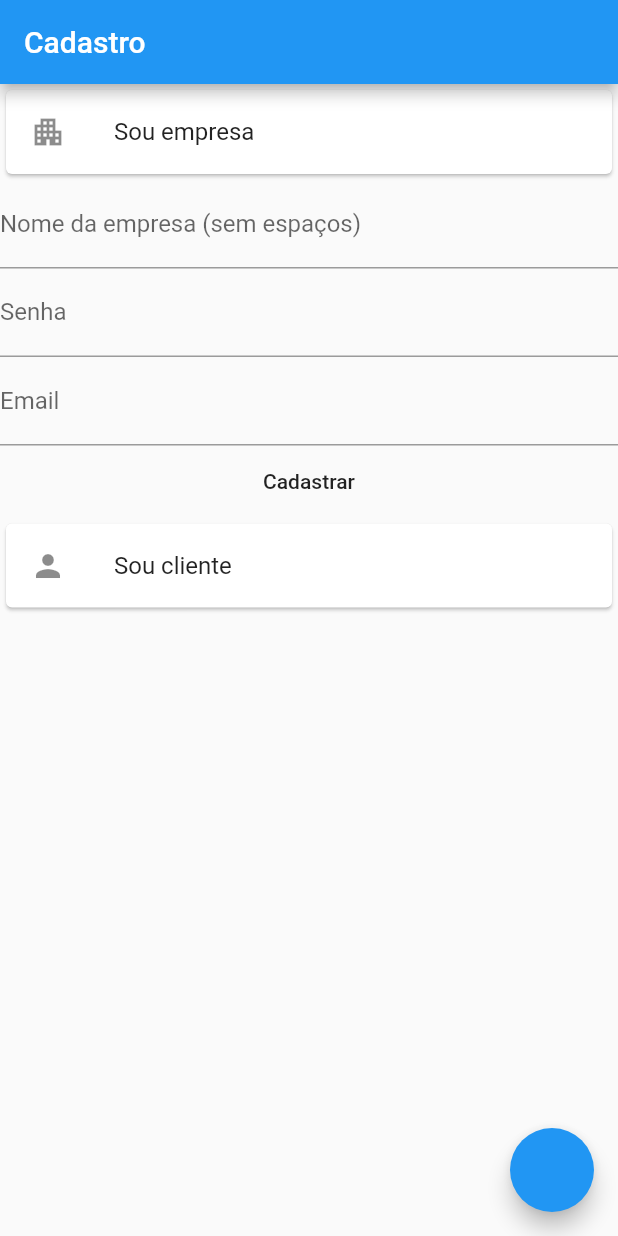
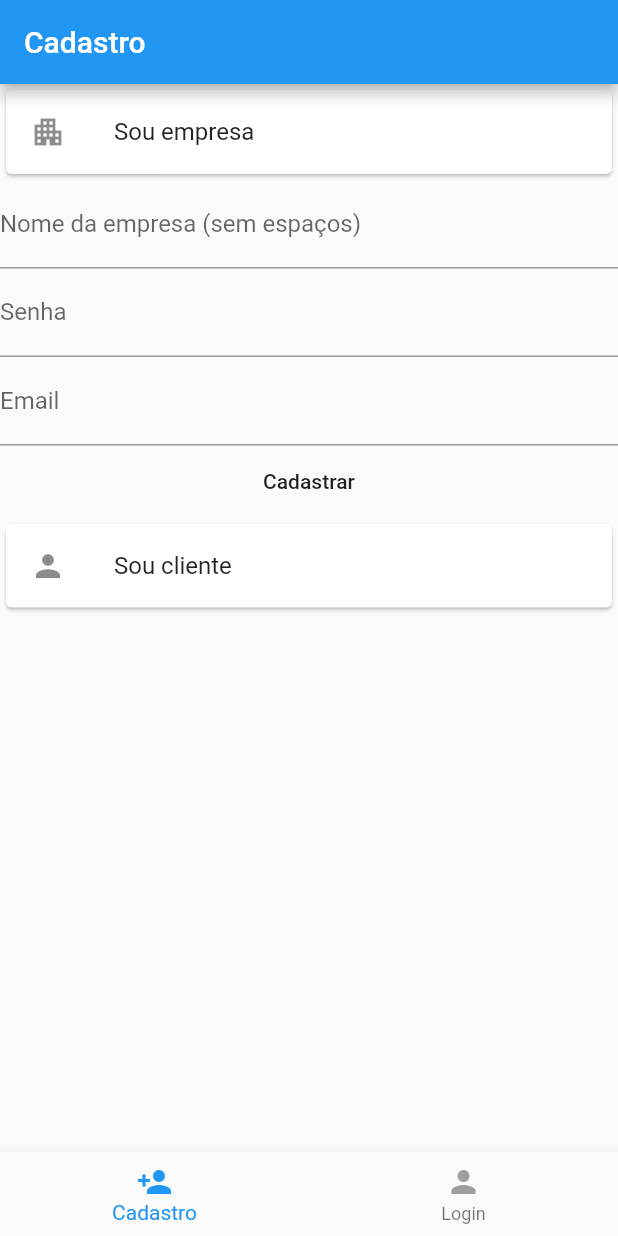
Before and after one commit to lucastsc/marcahorario, a Flutter app: the screen it shows after launch, after a tap on "Sou empresa", on a phone screen of 412 x 824 dp. Run offline on Flutter 3.47's test engine with Material 2 defaults, Android fonts, the phone set to English and light mode, and no system bars; our stand-ins replace flutter_datetime_picker, mask_text_input_formatter, parse_server_sdk, parse_server_sdk_flutter; network calls fail.

```diff
--- a/lib/main.dart
+++ b/lib/main.dart
@@ -7,6 +7,7 @@ import 'dart:convert';
 import 'package:flutter/cupertino.dart';
 import 'package:flutter/material.dart';
 import 'package:flutter_localizations/flutter_localizations.dart';
+import 'package:marca_horario/screens/home_page.dart';
 import 'package:marca_horario/screens/login.dart';
 import 'package:marca_horario/screens/signup.dart';
 import 'package:parse_server_sdk_flutter/parse_server_sdk.dart';
@@ -46,7 +47,7 @@ class _MyAppState extends State<MyApp> {
           GlobalWidgetsLocalizations.delegate
         ],
         supportedLocales: [const Locale('pt', 'BR')],
-        home: SignupScreen()
+        home: HomePage()
     );
   }
 }
--- /dev/null
+++ b/lib/screens/home_page.dart
@@ -0,0 +1,54 @@
+import 'package:flutter/material.dart';
+import 'package:marca_horario/screens/login.dart';
+import 'package:marca_horario/screens/signup.dart';
+
+class HomePage extends StatefulWidget {
+  @override
+  _HomePageState createState() => _HomePageState();
+}
+
+class _HomePageState extends State<HomePage> {
+
+  PageController _pageController = PageController();
+  List<Widget> _screen = [SignupScreen(),LoginScreen(),];
+
+  int _selectedIndex = 0;
+  void _onPageChanged(int index){
+    setState(() {
+      _selectedIndex = index;
+    });
+  }
+
+  void _onItemTapped(int selectedIndex){
+    print(selectedIndex);
+    _pageController.jumpToPage(selectedIndex);
+  }
+
+  @override
+  Widget build(BuildContext context) {
+    return Scaffold(
+      body: PageView(
+        controller: _pageController,
+        children: _screen,
+        onPageChanged: _onPageChanged,
+      ),
+      bottomNavigationBar: bottomNavigationBar(),
+    );
+  }
+
+  Widget bottomNavigationBar(){
+    return BottomNavigationBar(
+      onTap: _onItemTapped,
+      items: [
+        BottomNavigationBarItem(
+          icon: Icon(Icons.person_add, color: _selectedIndex == 0 ? Colors.blue : Colors.grey,),
+          label: "Cadastro"
+        ),
+        BottomNavigationBarItem(
+            icon: Icon(Icons.person, color: _selectedIndex == 1 ? Colors.blue : Colors.grey,),
+            label: "Login"
+        ),
+      ],
+    );
+  }
+}
--- a/lib/screens/login.dart
+++ b/lib/screens/login.dart
@@ -33,11 +33,6 @@ class _LoginScreenState extends State<LoginScreen> {
     return Scaffold(
       appBar: AppBar(
         title: Text('Login'),
-      ),
-      floatingActionButton: FloatingActionButton(
-        onPressed: () async{
-
-        },
       ),
       body: Scaffold(
         body: showBody(),
--- a/lib/screens/signup.dart
+++ b/lib/screens/signup.dart
@@ -3,11 +3,13 @@ import 'package:flutter/material.dart';
 import 'package:marca_horario/main.dart';
 import 'package:marca_horario/network_utils/data_utils.dart';
 import 'package:marca_horario/screens/home.dart';
+import 'package:marca_horario/screens/home_page.dart';
 import 'package:parse_server_sdk/parse_server_sdk.dart';
 import 'package:marca_horario/constants.dart';
 import 'package:marca_horario/screens/home_client.dart';
 import 'package:marca_horario/screens/login.dart';
 import 'package:parse_server_sdk_flutter/parse_server_sdk.dart';
+import 'package:mask_text_input_formatter/mask_text_input_formatter.dart';
 
 class SignupScreen extends StatefulWidget {
   @override
@@ -18,6 +20,8 @@ class _SignupScreenState extends State<SignupScreen> {
   TextEditingController _userController = TextEditingController();
   TextEditingController _passwordUserController = TextEditingController();
   TextEditingController _userCompanyNameController = TextEditingController();
+  TextEditingController _userEmailController = TextEditingController();
+  TextEditingController _userPhoneController = TextEditingController();
 
   TextEditingController _companyController = TextEditingController();
   TextEditingController _passwordCompanyController = TextEditingController();
@@ -26,16 +30,13 @@ class _SignupScreenState extends State<SignupScreen> {
   bool _companyVisibility = false;
   bool _clientVisibility = false;
 
+  var maskFormatter = new MaskTextInputFormatter(mask: '(##) #####-####', filter: { "#": RegExp(r'[0-9]') });
+
   @override
   Widget build(BuildContext context) {
     return Scaffold(
       appBar: AppBar(
         title: Text('Cadastro'),
-      ),
-      floatingActionButton: FloatingActionButton(
-        onPressed: () async{
-
-        },
       ),
       body: Container(
         child: showBody(),
@@ -45,7 +46,8 @@ class _SignupScreenState extends State<SignupScreen> {
 
   Widget showBody(){
 
-    return Container(
+    return SingleChildScrollView(
+      child: Container(
         child: Column(
           children: [
             InkWell(
@@ -98,6 +100,7 @@ class _SignupScreenState extends State<SignupScreen> {
             ),
           ],
         ),
+      ),
     );
   }
 
@@ -141,7 +144,7 @@ class _SignupScreenState extends State<SignupScreen> {
                       print(response.result);
                       Navigator.push(
                         context,
-                        MaterialPageRoute(builder: (context) => LoginScreen()),
+                        MaterialPageRoute(builder: (context) => HomePage()),
                       );
                     }else{
                       print(response.error);
@@ -164,12 +167,6 @@ class _SignupScreenState extends State<SignupScreen> {
       child: Column(
         children: [
           TextField(
-            controller: _userCompanyNameController,
-            decoration: InputDecoration(
-                labelText: "Nome da empresa"
-            ),
-          ),
-          TextField(
             controller: _userController,
             decoration: InputDecoration(
                 labelText: "Usuário"
@@ -181,9 +178,23 @@ class _SignupScreenState extends State<SignupScreen> {
                 labelText: "Senha"
             ),
           ),
+          TextField(
+            controller: _userEmailController,
+            decoration: InputDecoration(
+                labelText: "Email"
+            ),
+          ),
+          TextField(
+            controller: _userPhoneController,
+            decoration: InputDecoration(
+              labelText: "Telefone"
+            ),
+              inputFormatters: [maskFormatter]
+          ),
           FlatButton(
             onPressed: () async{
-              ParseUser user = ParseUser(_companyController.text,_passwordCompanyController.text,"")
+              ParseUser user = ParseUser(_userController.text,_passwordUserController.text,_userEmailController.text)
+                ..set("phone", _userPhoneController.text)
                 ..set("isCompany", false);
 
               var response = await user.save();
@@ -191,10 +202,11 @@ class _SignupScreenState extends State<SignupScreen> {
                 print("CRIACAO USUARIO: " + response.result.toString());
                 Navigator.push(
                   context,
-                  MaterialPageRoute(builder: (context) => LoginScreen()),
+                  MaterialPageRoute(builder: (context) => HomePage()),
                 );
               }else{
                 print(response.error);
+                snackBarCustomError(context, "Erro: " + response.error.type);
               }
             },
             child: Text("Cadastrar"),
--- a/pubspec.yaml
+++ b/pubspec.yaml
@@ -21,6 +21,7 @@ environment:
   sdk: ">=2.7.0 <3.0.0"
 
 dependencies:
+  mask_text_input_formatter: ^1.1.0
   url_launcher: ^5.7.10
   http: ^0.12.2
   parse_server_sdk_flutter: ^2.0.1
```
Also changed, not shown: pubspec.lock. Lines whose indentation alone changed are shown as unchanged.
